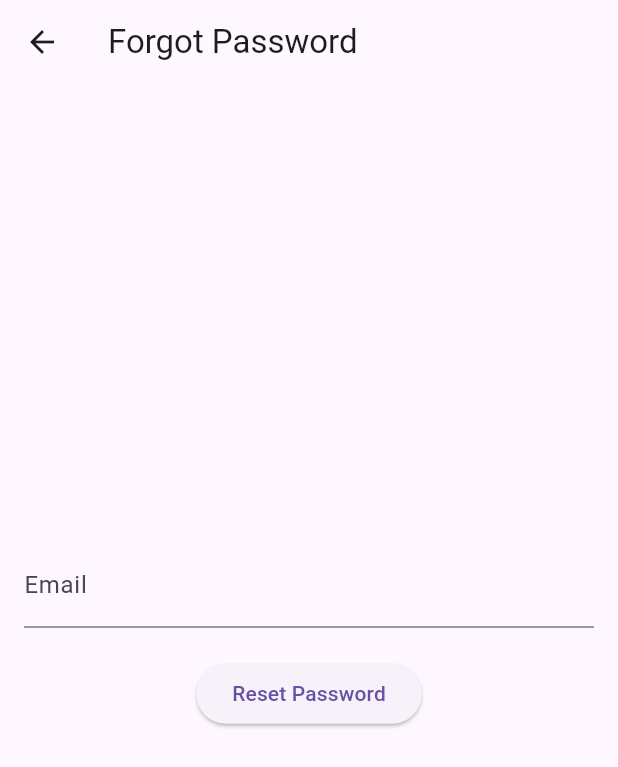
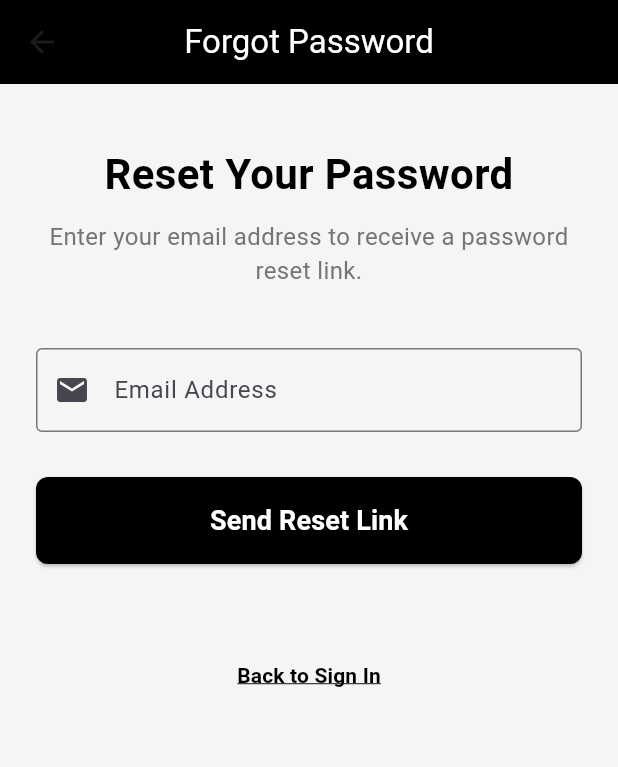
Before and after one commit to Dilipjp/Connectify-hybrid, a Flutter app: the ForgotPasswordScreen screen opened by its route, on a phone screen of 412 x 824 dp. Shown: the top 767 px of the screen. Run offline on Flutter 3.47's test engine with Material 3 defaults, Android fonts, the phone set to English and light mode, and no system bars; our stand-ins replace firebase_auth, firebase_core, firebase_database; accounts and stored records are empty; network calls fail.

Commit message:
update for make more comments

```diff
--- a/lib/screens/forgot_password_screen.dart
+++ b/lib/screens/forgot_password_screen.dart
@@ -9,42 +9,148 @@ class ForgotPasswordScreen extends StatefulWidget {
 class _ForgotPasswordScreenState extends State<ForgotPasswordScreen> {
   final FirebaseAuth _auth = FirebaseAuth.instance;
   final TextEditingController _emailController = TextEditingController();
+  final _formKey = GlobalKey<FormState>(); // Form key for validation
   String message = '';
+  bool isLoading = false;
+
+  // Email validation method
+  String? _validateEmail(String? value) {
+    if (value == null || value.isEmpty) {
+      return 'Please enter your email address';
+    }
+    final emailPattern = r'^[^@]+@[^@]+\.[^@]+$';
+    if (!RegExp(emailPattern).hasMatch(value)) {
+      return 'Please enter a valid email address';
+    }
+    return null;
+  }
 
   Future<void> _resetPassword() async {
-    try {
-      await _auth.sendPasswordResetEmail(email: _emailController.text);
+    if (_formKey.currentState!.validate()) {
       setState(() {
-        message = 'Password reset email sent!';
+        isLoading = true;
+        message = '';
       });
-    } catch (e) {
-      setState(() {
-        message = e.toString();
-      });
+
+      try {
+        await _auth.sendPasswordResetEmail(email: _emailController.text);
+        setState(() {
+          message = 'Password reset email sent! Please check your inbox.';
+        });
+      } catch (e) {
+        setState(() {
+          message = 'Failed to send reset email. Please try again.';
+        });
+      } finally {
+        setState(() {
+          isLoading = false;
+        });
+      }
     }
   }
 
   @override
   Widget build(BuildContext context) {
     return Scaffold(
-      appBar: AppBar(title: Text('Forgot Password')),
-      body: Center(
-        child: Padding(
-          padding: const EdgeInsets.all(16.0),
+      backgroundColor: Colors.grey[100],
+      appBar: AppBar(
+        title: Text(
+          'Forgot Password',
+          style: TextStyle(color: Colors.white), // Text color white
+        ),
+        backgroundColor: Colors.black,
+        centerTitle: true,
+        elevation: 0,
+      ),
+      body: SingleChildScrollView(
+        padding: const EdgeInsets.symmetric(horizontal: 24.0, vertical: 40.0),
+        child: Form(
+          key: _formKey, // Wrap form in a Form widget for validation
           child: Column(
-            mainAxisAlignment: MainAxisAlignment.center,
+            crossAxisAlignment: CrossAxisAlignment.stretch,
             children: [
-              TextField(
+              // Header
+              Text(
+                'Reset Your Password',
+                textAlign: TextAlign.center,
+                style: TextStyle(
+                  fontSize: 28,
+                  fontWeight: FontWeight.bold,
+                  color: Colors.black,
+                ),
+              ),
+              SizedBox(height: 10),
+              Text(
+                'Enter your email address to receive a password reset link.',
+                textAlign: TextAlign.center,
+                style: TextStyle(fontSize: 16, color: Colors.grey[600]),
+              ),
+              SizedBox(height: 40),
+
+              // Email TextField with validation
+              TextFormField(
                 controller: _emailController,
-                decoration: InputDecoration(labelText: 'Email'),
+                keyboardType: TextInputType.emailAddress,
+                decoration: InputDecoration(
+                  labelText: 'Email Address',
+                  border: OutlineInputBorder(),
+                  prefixIcon: Icon(Icons.email),
+                ),
+                validator: _validateEmail, // Attach email validation
+              ),
+              SizedBox(height: 30),
+
+              // Reset Password Button
+              ElevatedButton(
+                onPressed: isLoading ? null : _resetPassword,
+                style: ElevatedButton.styleFrom(
+                  backgroundColor: Colors.black,
+                  padding: EdgeInsets.symmetric(vertical: 16.0),
+                  shape: RoundedRectangleBorder(
+                    borderRadius: BorderRadius.circular(8.0),
+                  ),
+                ),
+                child: isLoading
+                    ? CircularProgressIndicator(
+                  valueColor: AlwaysStoppedAnimation<Color>(Colors.white),
+                )
+                    : Text(
+                  'Send Reset Link',
+                  style: TextStyle(
+                    fontSize: 18,
+                    fontWeight: FontWeight.bold,
+                    color: Colors.white,
+                  ),
+                ),
               ),
               SizedBox(height: 20),
-              ElevatedButton(
-                onPressed: _resetPassword,
-                child: Text('Reset Password'),
+
+              // Status Message
+              if (message.isNotEmpty)
+                Text(
+                  message,
+                  textAlign: TextAlign.center,
+                  style: TextStyle(
+                    color: message.contains('sent') ? Colors.green : Colors.red,
+                    fontSize: 14,
+                  ),
+                ),
+              SizedBox(height: 30),
+
+              // Back to Sign In link
+              TextButton(
+                onPressed: () {
+                  Navigator.pop(context); // Navigates back to Sign In screen
+                },
+                child: Text(
+                  'Back to Sign In',
+                  style: TextStyle(
+                    color: Colors.black,
+                    fontWeight: FontWeight.bold,
+                    decoration: TextDecoration.underline,
+                  ),
+                ),
               ),
-              SizedBox(height: 10),
-              Text(message),
             ],
           ),
         ),
```
